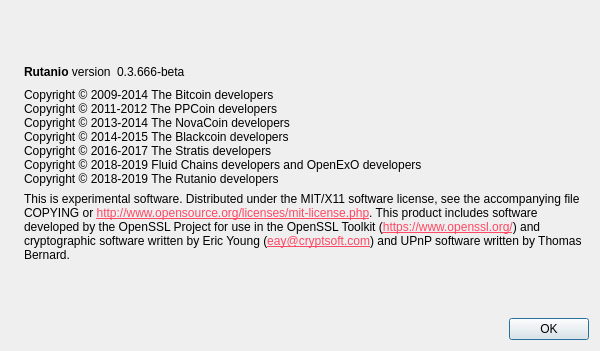
Above: src/qt/forms/aboutdialog.ui from shtah/Rutanio-Qt before the change. Below: the same form after it.
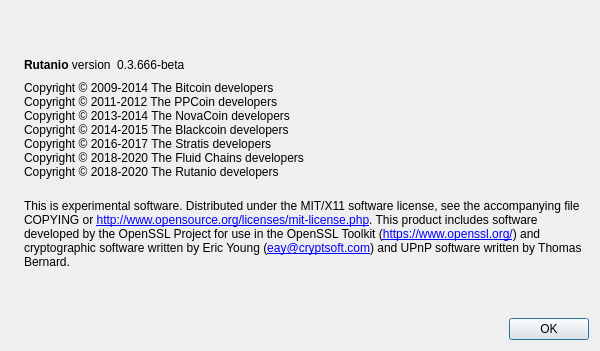
That is the form after the change. Icons and pictures are not drawn.

The edit to the form file:
```diff
--- a/src/qt/forms/aboutdialog.ui
+++ b/src/qt/forms/aboutdialog.ui
@@ -102,8 +102,9 @@
 Copyright © 2013-2014 The NovaCoin developers
 Copyright © 2014-2015 The Blackcoin developers
 Copyright © 2016-2017 The Stratis developers
-Copyright © 2018-2019 Fluid Chains developers and OpenExO developers
-Copyright © 2018-2019 The Rutanio developers</string>
+Copyright © 2018-2020 The Fluid Chains developers
+Copyright © 2018-2020 The Rutanio developers
+        </string>
        </property>
        <property name="textInteractionFlags">
         <set>Qt::LinksAccessibleByMouse|Qt::TextSelectableByKeyboard|Qt::TextSelectableByMouse</set>
@@ -119,9 +120,10 @@
         <string>
 This is experimental software.
 
-Distributed under the MIT/X11 software license, see the accompanying file COPYING or &lt;a href=&quot;http://www.opensource.org/licenses/mit-license.php&quot; style=&quot;color: #ff4864;&quot;&gt;http://www.opensource.org/licenses/mit-license.php&lt;/a&gt;.
+Distributed under the MIT/X11 software license, see the accompanying file COPYING or &lt;a href=&quot;http://www.opensource.org/licenses/mit-license.php&quot;&gt;http://www.opensource.org/licenses/mit-license.php&lt;/a&gt;.
 
-This product includes software developed by the OpenSSL Project for use in the OpenSSL Toolkit (&lt;a href=&quot;https://www.openssl.org/&quot; style=&quot;color: #ff4864;&quot;&gt;https://www.openssl.org/&lt;/a&gt;) and cryptographic software written by Eric Young (&lt;a href=&quot;mailto:eay@cryptsoft.com&quot; style=&quot;color: #ff4864;&quot;&gt;eay@cryptsoft.com&lt;/a&gt;) and UPnP software written by Thomas Bernard.</string>
+This product includes software developed by the OpenSSL Project for use in the OpenSSL Toolkit (&lt;a href=&quot;https://www.openssl.org/&quot;&gt;https://www.openssl.org/&lt;/a&gt;) and cryptographic software written by Eric Young (&lt;a href=&quot;mailto:eay@cryptsoft.com&quot;&gt;eay@cryptsoft.com&lt;/a&gt;) and UPnP software written by Thomas Bernard.
+        </string>
        </property>
        <property name="textFormat">
         <enum>Qt::RichText</enum>
```
